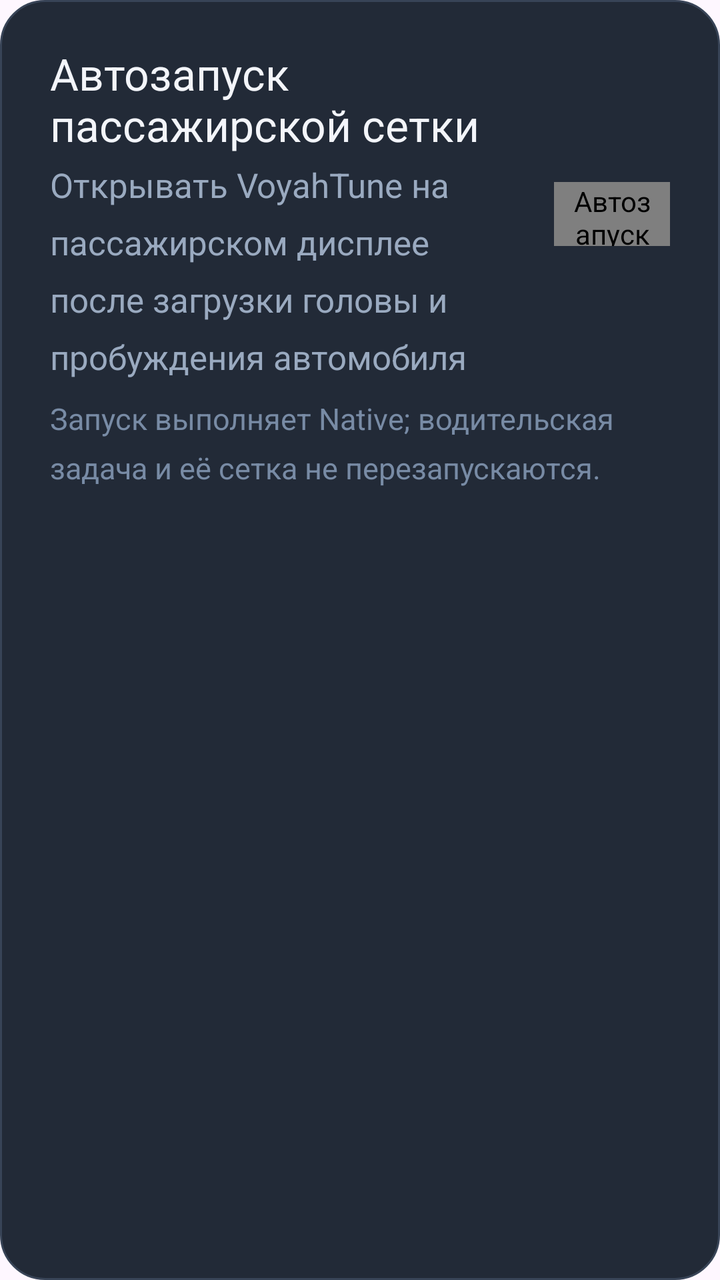
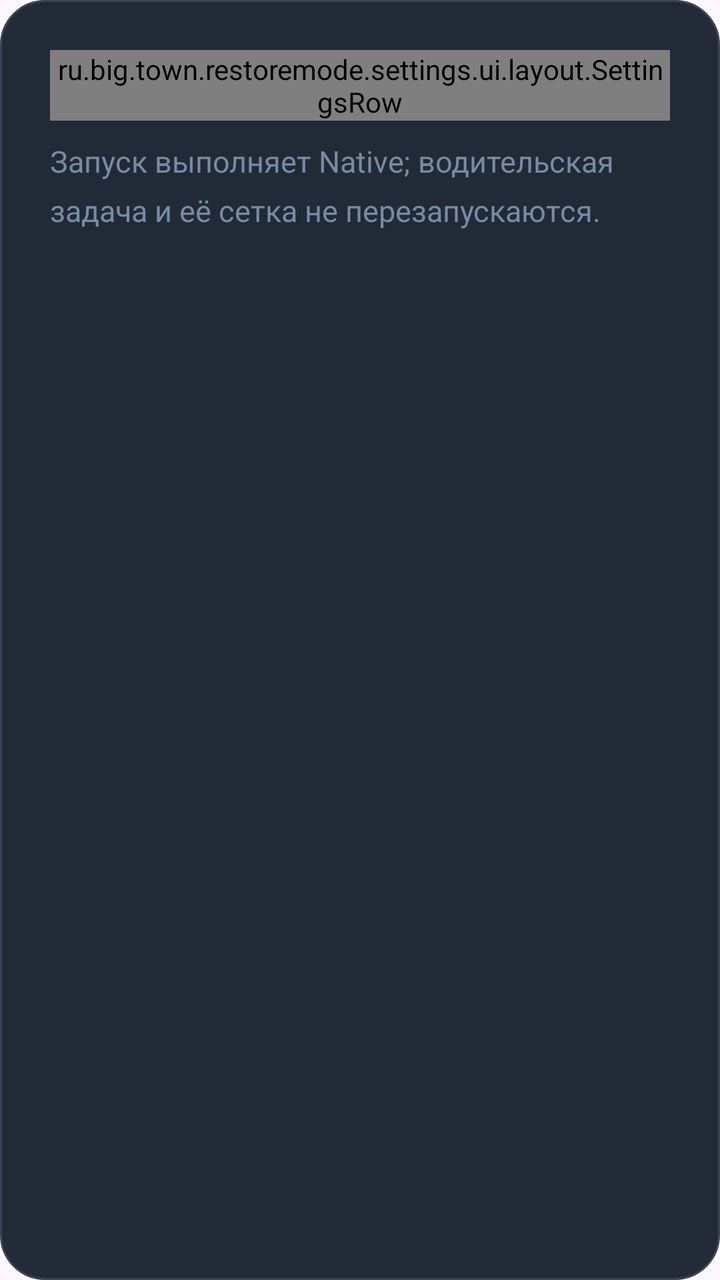

An Android layout rendered at two revisions. The XML below is the earlier revision; the diff shows what the commit changed to produce the second picture.
<!-- AndroidManifest.xml: application theme Theme.RestoreMode -->
<!-- res/layout/settings_passenger_autostart.xml -->
<?xml version="1.0" encoding="utf-8"?>
<LinearLayout
    xmlns:android="http://schemas.android.com/apk/res/android"
    android:layout_width="match_parent"
    android:layout_height="wrap_content"
    android:orientation="vertical"
    android:background="@drawable/settings_card"
    android:padding="25dp"
    android:layout_marginBottom="16dp">
    <LinearLayout
        android:layout_width="match_parent"
        android:layout_height="wrap_content"
        android:orientation="horizontal"
        android:gravity="center_vertical">
        <LinearLayout
            android:layout_width="0dp"
            android:layout_height="wrap_content"
            android:orientation="vertical"
            android:layout_weight="1">
            <TextView
                android:layout_width="match_parent"
                android:layout_height="wrap_content"
                android:text="Автозапуск пассажирской сетки"
                android:textSize="22sp"
                android:textColor="#f3f5fa"
                android:includeFontPadding="false" />
            <TextView
                android:layout_width="match_parent"
                android:layout_height="wrap_content"
                android:text="Открывать VoyahTune на пассажирском дисплее после загрузки головы и пробуждения автомобиля"
                android:textSize="17sp"
                android:textColor="#9aaac0"
                android:includeFontPadding="false"
                android:layout_marginTop="7dp"
                android:lineSpacingMultiplier="1.45" />
        </LinearLayout>
        <ru.big.town.restoremode.settings.ui.controls.SettingsToggle
            android:id="@+id/switchPassengerAutoStart"
            android:layout_width="58dp"
            android:layout_height="32dp"
            android:layout_marginStart="16dp"
            android:contentDescription="Автозапуск пассажирской сетки"
            android:thumb="@drawable/switch_thumb"
            android:track="@drawable/switch_track" />
    </LinearLayout>
    <TextView
        android:layout_width="match_parent"
        android:layout_height="wrap_content"
        android:layout_marginTop="12dp"
        android:text="Запуск выполняет Native; водительская задача и её сетка не перезапускаются."
        android:textSize="15sp"
        android:textColor="#788ba5"
        android:includeFontPadding="false"
        android:lineSpacingMultiplier="1.4" />
</LinearLayout>
<!-- resources referenced by this layout -->
<resources>
  <!-- drawable settings_card (drawable) -->
  <shape xmlns:android="http://schemas.android.com/apk/res/android">
      <solid android:color="@color/settings_surface" />
      <stroke android:width="1dp" android:color="@color/settings_border" />
      <corners android:radius="@dimen/settings_card_radius" />
  </shape>
  <!-- drawable switch_thumb (drawable) -->
  <?xml version="1.0" encoding="utf-8"?>
  <selector xmlns:android="http://schemas.android.com/apk/res/android">
      <item android:state_checked="true">
          <shape android:shape="oval">
              <solid android:color="#2A84DE" />
              <size android:width="24dp" android:height="24dp" />
          </shape>
      </item>
      <item>
          <shape android:shape="oval">
              <solid android:color="#888888" />
              <size android:width="24dp" android:height="24dp" />
          </shape>
      </item>
  </selector>
  <!-- drawable switch_track (drawable) -->
  <?xml version="1.0" encoding="utf-8"?>
  <selector xmlns:android="http://schemas.android.com/apk/res/android">
      <item android:state_checked="true">
          <shape android:shape="rectangle">
              <solid android:color="#5AAAE8" />
              <corners android:radius="20dp" />
          </shape>
      </item>
      <item>
          <shape android:shape="rectangle">
              <solid android:color="#444444" />
              <corners android:radius="20dp" />
          </shape>
      </item>
  </selector>
  <style name="Theme.RestoreMode" parent="Base.Theme.RestoreMode" />
  <color name="settings_surface">#222A37</color>
  <color name="settings_border">#384457</color>
  <dimen name="settings_card_radius">22dp</dimen>
  <style name="Base.Theme.RestoreMode" parent="Theme.Material3.DayNight.NoActionBar">
          
          
      </style>
</resources>

<!-- the commit's change to res/layout/settings_passenger_autostart.xml (unified diff, before → after) -->
@@ -7,42 +7,7 @@
     android:background="@drawable/settings_card"
     android:padding="25dp"
     android:layout_marginBottom="16dp">
-    <LinearLayout
-        android:layout_width="match_parent"
-        android:layout_height="wrap_content"
-        android:orientation="horizontal"
-        android:gravity="center_vertical">
-        <LinearLayout
-            android:layout_width="0dp"
-            android:layout_height="wrap_content"
-            android:orientation="vertical"
-            android:layout_weight="1">
-            <TextView
-                android:layout_width="match_parent"
-                android:layout_height="wrap_content"
-                android:text="Автозапуск пассажирской сетки"
-                android:textSize="22sp"
-                android:textColor="#f3f5fa"
-                android:includeFontPadding="false" />
-            <TextView
-                android:layout_width="match_parent"
-                android:layout_height="wrap_content"
-                android:text="Открывать VoyahTune на пассажирском дисплее после загрузки головы и пробуждения автомобиля"
-                android:textSize="17sp"
-                android:textColor="#9aaac0"
-                android:includeFontPadding="false"
-                android:layout_marginTop="7dp"
-                android:lineSpacingMultiplier="1.45" />
-        </LinearLayout>
-        <ru.big.town.restoremode.settings.ui.controls.SettingsToggle
-            android:id="@+id/switchPassengerAutoStart"
-            android:layout_width="58dp"
-            android:layout_height="32dp"
-            android:layout_marginStart="16dp"
-            android:contentDescription="Автозапуск пассажирской сетки"
-            android:thumb="@drawable/switch_thumb"
-            android:track="@drawable/switch_track" />
-    </LinearLayout>
+    <include layout="@layout/settings_passenger_autostart_toggle" />
     <TextView
         android:layout_width="match_parent"
         android:layout_height="wrap_content"
@@ -53,3 +18,42 @@
         android:includeFontPadding="false"
         android:lineSpacingMultiplier="1.4" />
 </LinearLayout>
+<!-- res/layout/settings_passenger_autostart_toggle.xml (included above) -->
+<?xml version="1.0" encoding="utf-8"?>
+<ru.big.town.restoremode.settings.ui.layout.SettingsRow
+    xmlns:android="http://schemas.android.com/apk/res/android"
+    android:layout_width="match_parent"
+    android:layout_height="wrap_content"
+    android:orientation="horizontal"
+    android:gravity="center_vertical">
+    <LinearLayout
+        android:layout_width="0dp"
+        android:layout_height="wrap_content"
+        android:orientation="vertical"
+        android:layout_weight="1">
+        <TextView
+            android:layout_width="match_parent"
+            android:layout_height="wrap_content"
+            android:text="Автозапуск пассажирской сетки"
+            android:textSize="22sp"
+            android:textColor="#f3f5fa"
+            android:includeFontPadding="false" />
+        <TextView
+            android:layout_width="match_parent"
+            android:layout_height="wrap_content"
+            android:text="Открывать VoyahTune на пассажирском дисплее после загрузки головы и пробуждения автомобиля"
+            android:textSize="17sp"
+            android:textColor="#9aaac0"
+            android:includeFontPadding="false"
+            android:layout_marginTop="7dp"
+            android:lineSpacingMultiplier="1.45" />
+    </LinearLayout>
+    <ru.big.town.restoremode.settings.ui.controls.SettingsToggle
+        android:id="@+id/switchPassengerAutoStart"
+        android:layout_width="58dp"
+        android:layout_height="32dp"
+        android:layout_marginStart="16dp"
+        android:contentDescription="Автозапуск пассажирской сетки"
+        android:thumb="@drawable/switch_thumb"
+        android:track="@drawable/switch_track" />
+</ru.big.town.restoremode.settings.ui.layout.SettingsRow>
